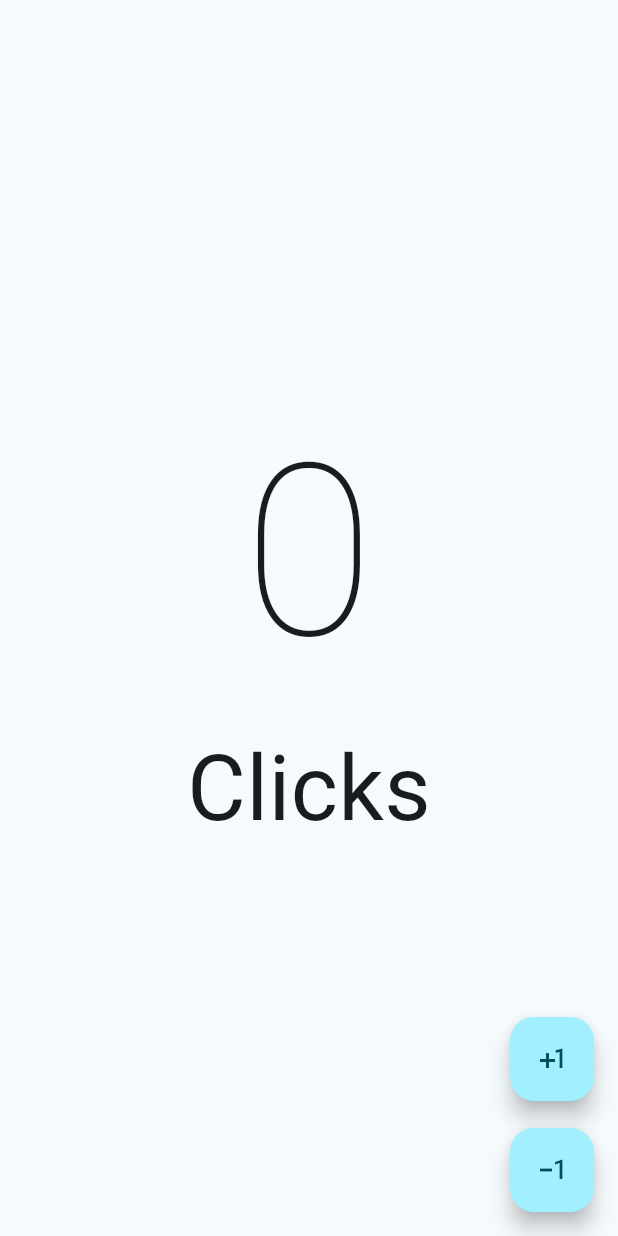
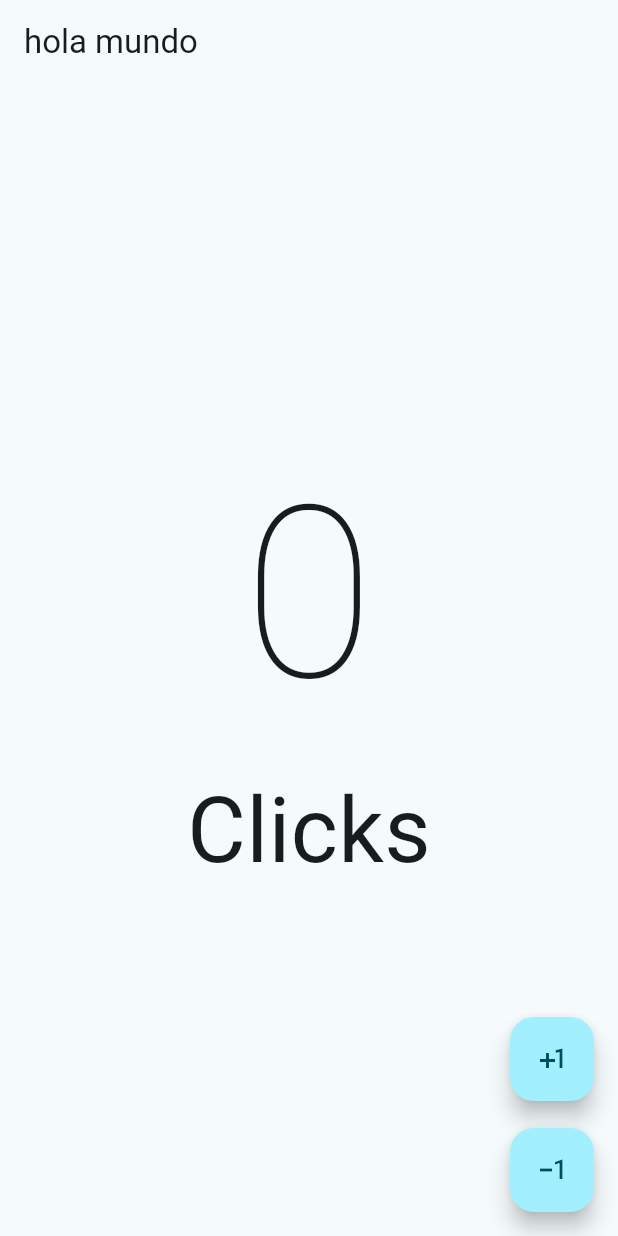
Before and after one commit to tecBogarin/inicioFlutter, a Flutter app: the screen it shows after launch, on a phone screen of 412 x 824 dp. Run offline on Flutter 3.47's test engine with Material 2 defaults, Android fonts, the phone set to English and light mode, and no system bars.

Commit message:
comentario de prueba  09/10/2023

```diff
--- a/lib/presentation/screens/counter/counter_screen.dart
+++ b/lib/presentation/screens/counter/counter_screen.dart
@@ -12,6 +12,7 @@ class _CounterState extends State<Counter> {
   @override
   Widget build(BuildContext context) {
     return Scaffold(
+      appBar: AppBar(title: const Text('hola mundo')),
       body: Center(
         child: Column(
           mainAxisAlignment: MainAxisAlignment.center,
```
